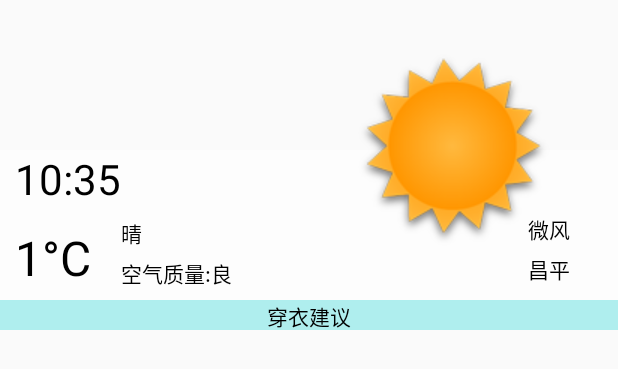
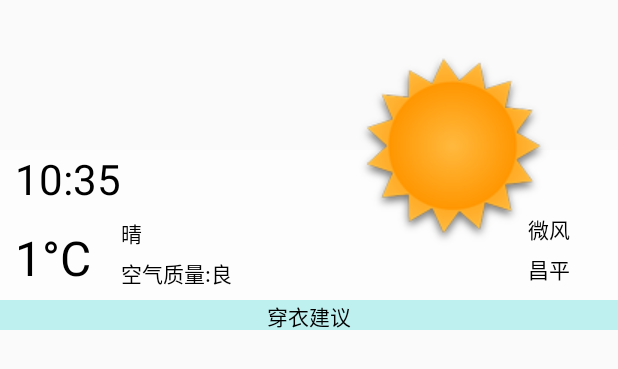
Before and after one commit to gaohailong/Weather, an Android app: the layout weather_widget.xml on its own in the app's theme, with its tools: preview values and no code run, on a phone screen of 412 x 824 dp. Shown: the top 369 px of the screen. Run offline under Robolectric (Android 15) with nearby library versions, the phone set to English and light mode, and no system bars.

Commit message:
优化——1

```diff
--- a/app/src/main/java/com/example/buiderdream/weathor/service/WeatherService.java
+++ b/app/src/main/java/com/example/buiderdream/weathor/service/WeatherService.java
@@ -111,7 +111,7 @@ public class WeatherService extends Service {
     }
 
     @Override
-    public void onDestroy() {
+    public void onDestroy(  ) {
         super.onDestroy();
         timer = null;
         timer2 = null;
--- a/app/src/main/res/layout/weather_widget.xml
+++ b/app/src/main/res/layout/weather_widget.xml
@@ -1,6 +1,5 @@
 <?xml version="1.0" encoding="utf-8"?>
 <LinearLayout xmlns:android="http://schemas.android.com/apk/res/android"
-    xmlns:app="http://schemas.android.com/apk/res-auto"
     android:orientation="vertical" android:layout_width="match_parent"
     android:layout_height="wrap_content"
     android:weightSum="1">
@@ -21,16 +20,15 @@
             <LinearLayout
                 android:layout_width="match_parent"
                 android:layout_height="wrap_content"
-                android:layout_alignParentBottom="true"
                 android:orientation="vertical">
                 <TextView
-                    android:text="10:35"
+                    android:text="@string/widget_time"
                     android:layout_width="match_parent"
                     android:layout_height="wrap_content"
                     android:id="@+id/widget_time"
                     android:textSize="28sp"
                     android:textColor="@color/black"
-                    android:layout_marginLeft="10dp"/>
+                    android:layout_marginStart="10dp"/>
 
             </LinearLayout>
 
@@ -38,10 +36,10 @@
                 android:orientation="horizontal"
                 android:layout_width="match_parent"
                 android:layout_height="match_parent"
-                android:layout_marginLeft="10dp">
+                android:layout_marginStart="10dp">
 
                 <TextView
-                    android:text="1°C"
+                    android:text="@string/widget_temp"
                     android:layout_marginTop="5dp"
                     android:layout_width="wrap_content"
                     android:layout_height="match_parent"
@@ -49,7 +47,7 @@
                     android:textSize="32sp"
                     android:textColor="@color/black"
                     android:gravity="center"
-                    android:layout_alignParentStart="true" />
+                     />
 
 
                 <LinearLayout
@@ -57,22 +55,21 @@
                     android:layout_height="match_parent"
                     android:orientation="vertical"
                     android:gravity="center"
-                    android:layout_marginLeft="20dp">
+                    android:layout_marginStart="20dp">
                     <TextView
                         android:id="@+id/widget_cond"
                         android:layout_width="wrap_content"
                         android:layout_height="wrap_content"
-                        android:text="晴"
+                        android:text="@string/widget_cond"
                         android:textColor="@color/black"
-                        android:layout_gravity="left"/>
+                        android:layout_gravity="start"/>
                     <TextView
                         android:id="@+id/widget_aqi"
                         android:layout_width="wrap_content"
                         android:layout_height="wrap_content"
-                        android:text="空气质量:良"
+                        android:text="@string/widget_aqi"
                         android:textColor="@color/black"
-                        android:layout_marginTop="5dp"
-                        />
+                        android:layout_marginTop="5dp" />
 
                 </LinearLayout>
             </LinearLayout>
@@ -80,6 +77,7 @@
         </LinearLayout>
 
         <ImageView
+            android:contentDescription="@string/image_notify"
             android:layout_width="wrap_content"
             android:layout_height="wrap_content"
             android:layout_centerVertical="true"
@@ -97,16 +95,15 @@
             >
 
             <TextView
-                android:text="微风"
+                android:text="@string/widget_wind"
                 android:layout_width="match_parent"
                 android:layout_height="wrap_content"
                 android:id="@+id/widget_wind"
-                android:layout_weight="1"
                 android:textColor="@color/black"
                 />
 
             <TextView
-                android:text="昌平"
+                android:text="@string/widget_city"
                 android:layout_marginTop="5dp"
                 android:layout_width="match_parent"
                 android:layout_height="wrap_content"
@@ -118,17 +115,17 @@
 
     </RelativeLayout>
     <TextView
-        android:text="穿衣建议"
+        android:text="@string/widget_suggest"
         android:layout_width="match_parent"
         android:layout_height="20dp"
         android:id="@+id/widget_suggestion"
         android:gravity="center"
         android:textColor="@color/black"
-        android:background="@color/paleturquoise"
+        android:background="#ccafeeee"
         android:ellipsize="marquee"
         android:marqueeRepeatLimit="marquee_forever"
         android:focusable="true"
-        android:singleLine="true"
+        android:maxLines="1"
         android:duplicateParentState="false"
         android:focusableInTouchMode="true">
         <requestFocus
--- a/app/src/main/res/values/strings.xml
+++ b/app/src/main/res/values/strings.xml
@@ -18,5 +18,12 @@
     <string name="city_list">城市列表</string>
     <!--城市管理-->
     <string name="city_manager">城市管理</string>
+    <string name="widget_time">10:35</string>
+    <string name="widget_temp">1°C</string>
+    <string name="widget_aqi">空气质量:良</string>
+    <string name="widget_cond">晴</string>
+    <string name="widget_city">昌平</string>
+    <string name="widget_suggest">穿衣建议</string>
+    <string name="widget_wind">微风</string>
 
 </resources>
```
Also changed, not shown: app/src/main/java/com/example/buiderdream/weathor/activitys/AllCityListActivity.java (+21 -11 lines), app/src/main/res/layout/fragment_weatherpage.xml (+11 -9 lines).
